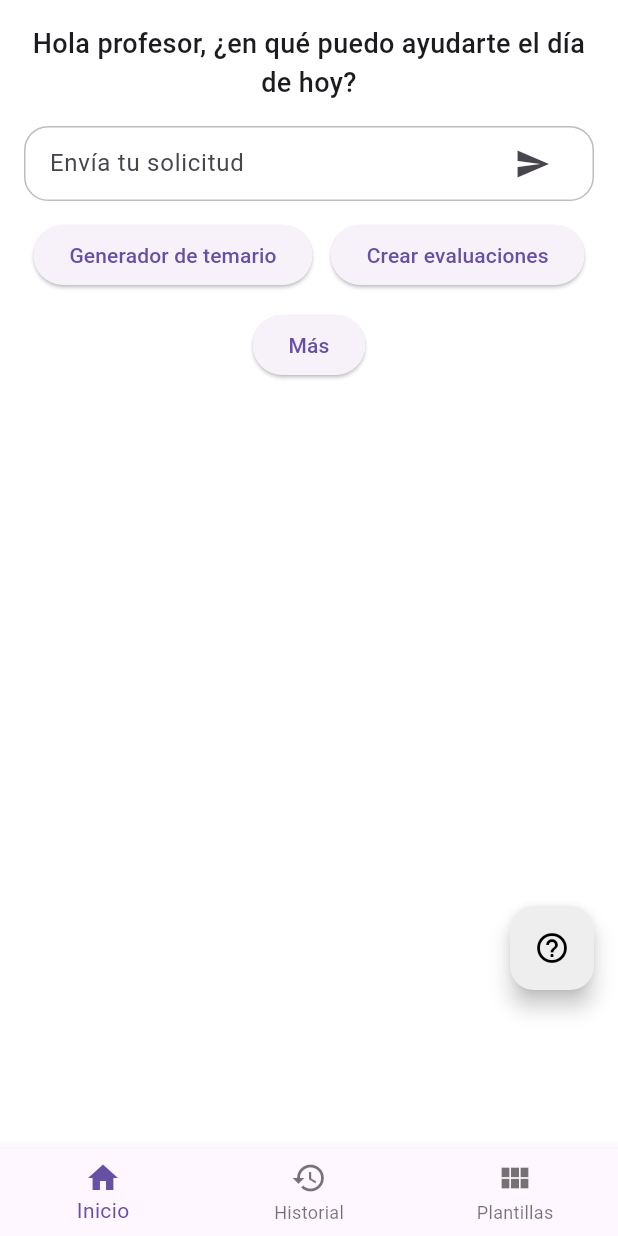
After one commit to morganbyte/ia-docente-app, a Flutter app: the IaChatScreen screen opened directly, after a tap on the "send" icon, on a phone screen of 412 x 824 dp. The commit adds this screen. Run offline on Flutter 3.47's test engine with Material 3 defaults, Android fonts, the light colour scheme and no system bars; our stand-ins replace cloud_firestore, firebase_auth, firebase_core, google_sign_in; accounts and stored records are empty.

Commit message:
ia funcional + registrar

```diff
--- /dev/null
+++ b/flutter_application_1/lib/ui/screens/ia_chat_screen.dart
@@ -0,0 +1,200 @@
+import 'package:flutter/material.dart';
+import '../../data/services/ia_service.dart';
+
+class IaChatScreen extends StatefulWidget {
+  const IaChatScreen({super.key});
+
+  @override
+  State<IaChatScreen> createState() => _IaChatScreenState();
+}
+
+class _IaChatScreenState extends State<IaChatScreen> {
+  final TextEditingController _controller = TextEditingController();
+  final _openAIService = OpenAIService();
+  final ScrollController _scrollController = ScrollController();
+
+  List<Map<String, String>> _messages = [];
+  bool _loading = false;
+
+  void _sendMessage() async {
+    final prompt = _controller.text.trim();
+    if (prompt.isEmpty) return;
+
+    setState(() {
+      _loading = true;
+      _messages.add({'tipo': 'user', 'mensaje': prompt});
+    });
+
+    try {
+      final result = await _openAIService.getOpenAIResponse(prompt);
+      setState(() {
+        _messages.add({'tipo': 'bot', 'mensaje': result});
+      });
+
+      await Future.delayed(const Duration(milliseconds: 300));
+      _scrollController.animateTo(
+        _scrollController.position.maxScrollExtent,
+        duration: const Duration(milliseconds: 500),
+        curve: Curves.easeOut,
+      );
+    } catch (e) {
+      setState(() {
+        _messages.add({'tipo': 'bot', 'mensaje': '❌ Error: $e'});
+      });
+    } finally {
+      setState(() {
+        _loading = false;
+        _controller.clear();
+      });
+    }
+  }
+
+  @override
+  Widget build(BuildContext context) {
+    return Scaffold(
+      backgroundColor: Colors.white,
+      body: SafeArea(
+        child: Column(
+          children: [
+            const Padding(
+              padding: EdgeInsets.all(16.0),
+              child: Text(
+                'Hola profesor, ¿en qué puedo ayudarte el día de hoy?',
+                textAlign: TextAlign.center,
+                style: TextStyle(fontSize: 18, fontWeight: FontWeight.w500),
+              ),
+            ),
+
+            Padding(
+              padding: const EdgeInsets.symmetric(horizontal: 16),
+              child: Container(
+                padding: const EdgeInsets.symmetric(horizontal: 16),
+                decoration: BoxDecoration(
+                  border: Border.all(color: Colors.grey.shade400),
+                  borderRadius: BorderRadius.circular(16),
+                ),
+                child: Row(
+                  children: [
+                    Expanded(
+                      child: TextField(
+                        controller: _controller,
+                        decoration: const InputDecoration(
+                          border: InputBorder.none,
+                          hintText: 'Envía tu solicitud',
+                        ),
+                      ),
+                    ),
+                    IconButton(
+                      icon: const Icon(Icons.send),
+                      onPressed: _loading ? null : _sendMessage,
+                    ),
+                  ],
+                ),
+              ),
+            ),
+
+            const SizedBox(height: 12),
+
+            Wrap(
+              spacing: 12,
+              runSpacing: 12,
+              alignment: WrapAlignment.center,
+              children: [
+                ElevatedButton(
+                  onPressed: () {
+                    setState(() {
+                      _controller.text = 'Generar un temario sobre programación en Dart';
+                    });
+                    _sendMessage();
+                  },
+                  child: const Text('Generador de temario'),
+                ),
+                ElevatedButton(
+                  onPressed: () {
+                    setState(() {
+                      _controller.text = 'Crear evaluación para estudiantes de Flutter';
+                    });
+                    _sendMessage();
+                  },
+                  child: const Text('Crear evaluaciones'),
+                ),
+                ElevatedButton(
+                  onPressed: () {
+                    setState(() {
+                      _controller.text = '¿Qué más puedo hacer con esta app?';
+                    });
+                    _sendMessage();
+                  },
+                  child: const Text('Más'),
+                ),
+              ],
+            ),
+
+            const SizedBox(height: 12),
+
+            Expanded(
+              child: ListView.builder(
+                controller: _scrollController,
+                padding: const EdgeInsets.symmetric(horizontal: 16),
+                itemCount: _messages.length,
+                itemBuilder: (context, index) {
+                  final mensaje = _messages[index];
+                  final isUser = mensaje['tipo'] == 'user';
+                  return Align(
+                    alignment: isUser ? Alignment.centerRight : Alignment.centerLeft,
+                    child: Container(
+                      margin: const EdgeInsets.symmetric(vertical: 4),
+                      padding: const EdgeInsets.all(12),
+                      decoration: BoxDecoration(
+                        color: isUser ? Colors.deepPurple.shade100 : Colors.grey.shade200,
+                        borderRadius: BorderRadius.circular(12),
+                      ),
+                      child: Text(mensaje['mensaje'] ?? ''),
+                    ),
+                  );
+                },
+              ),
+            ),
+
+            if (_loading)
+              const Padding(
+                padding: EdgeInsets.all(8.0),
+                child: CircularProgressIndicator(),
+              ),
+          ],
+        ),
+      ),
+      bottomNavigationBar: BottomNavigationBar(
+        currentIndex: 0,
+        onTap: (index) {},
+        items: const [
+          BottomNavigationBarItem(icon: Icon(Icons.home), label: 'Inicio'),
+          BottomNavigationBarItem(icon: Icon(Icons.history), label: 'Historial'),
+          BottomNavigationBarItem(icon: Icon(Icons.view_module), label: 'Plantillas'),
+        ],
+      ),
+      floatingActionButton: Padding(
+        padding: const EdgeInsets.only(bottom: 90.0),
+        child: FloatingActionButton(
+          onPressed: () {
+            showDialog(
+              context: context,
+              builder: (_) => AlertDialog(
+                title: const Text('Ayuda'),
+                content: const Text('Puedes escribir tu solicitud o usar los botones para generar contenido educativo.'),
+                actions: [
+                  TextButton(
+                    onPressed: () => Navigator.pop(context),
+                    child: const Text('Cerrar'),
+                  )
+                ],
+              ),
+            );
+          },
+          backgroundColor: Colors.grey.shade200,
+          child: const Icon(Icons.help_outline, color: Colors.black),
+        ),
+      ),
+    );
+  }
+}
--- a/flutter_application_1/lib/ui/screens/login_screen.dart
+++ b/flutter_application_1/lib/ui/screens/login_screen.dart
@@ -1,5 +1,5 @@
 import 'package:flutter/material.dart';
-import 'package:flutter_application_1/ui/screens/home_screen.dart';
+import 'package:flutter_application_1/ui/screens/ia_chat_screen.dart';
 import 'package:firebase_auth/firebase_auth.dart';
 import '../../data/services/auth_service.dart';
 
@@ -24,7 +24,7 @@ class _AuthenticationPageState extends State<AuthenticationPage> {
             if (user != null) {
               Navigator.pushReplacement(
                 context,
-                MaterialPageRoute(builder: (context) => HomeScreen(user: user)),
+                MaterialPageRoute(builder: (context) => IaChatScreen()),
                 );
             } else {
               print("Error al iniciar sesión");
```
Also changed, not shown: flutter_application_1/lib/data/services/ia_service.dart (added, +34 -0 lines), flutter_application_1/lib/ui/screens/home_screen.dart (deleted, +0 -30 lines).
